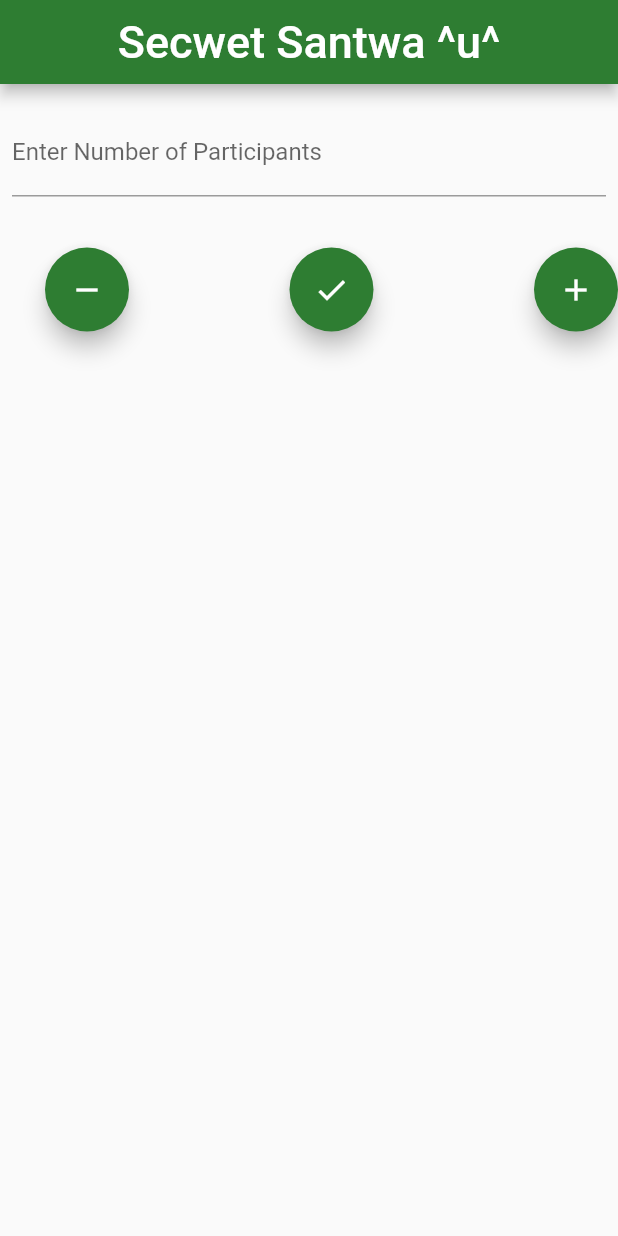
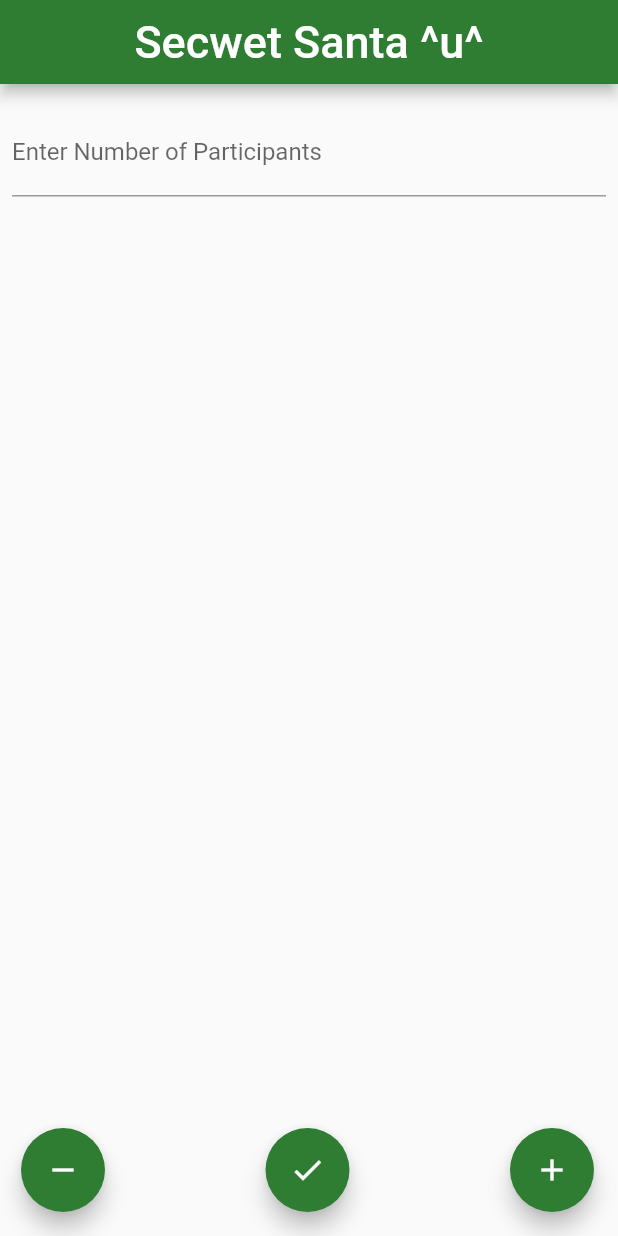
Before and after one commit to Wonton-Jon/Secret-Santa, a Flutter app: the screen it shows after launch, on a phone screen of 412 x 824 dp. Run offline on Flutter 3.47's test engine with Material 2 defaults, Android fonts, the phone set to English and light mode, and no system bars; missing offline and left inert: flutter_email_sender.

Commit message:
fixed placement of buttons on ui

```diff
--- a/secret_santa/lib/main.dart
+++ b/secret_santa/lib/main.dart
@@ -3,7 +3,6 @@ import 'package:secret_santa/ErrorCheck.dart';
 import 'package:secret_santa/Randomize.dart';
 import 'UserData.dart';
 import 'Email.dart';
-
 
 List<UserData> participantList = [];
 Color? themeColor = Colors.green[800];
@@ -23,7 +22,7 @@ class MyApp extends StatelessWidget {
       theme: ThemeData(
         primaryColor: themeColor,
       ),
-      home: const MyHomePage(title: 'Secwet Santwa ^u^'),
+      home: const MyHomePage(title: 'Secwet Santa ^u^'),
     );
   }
 }
@@ -155,7 +154,14 @@ class _MyHomePageState extends State<MyHomePage> {
                       },
                       shrinkWrap: true,
                     ),
-              Padding(
+            ],
+          ),
+        ),
+      ),
+      //========================================================================
+      // Placement for the increment and decrement buttons
+      //========================================================================
+      floatingActionButton: Padding(
         padding: EdgeInsets.only(left: 30),
         child: Row(
           crossAxisAlignment: CrossAxisAlignment.end,
@@ -167,16 +173,10 @@ class _MyHomePageState extends State<MyHomePage> {
             getIncrementButton()
           ],
         ),
-              )
-            ],
       ),
-        ),
-      ),
-      //========================================================================
-      // Placement for the increment and decrement buttons
-      //========================================================================
     );
   }
+
   //============================================================================
   // METHOD CALLS FOR UI COMPONENTS
   //============================================================================
@@ -193,20 +193,17 @@ class _MyHomePageState extends State<MyHomePage> {
           //Set the state of the values to reload the widgets
           setState(() {
             //Get the number of participants and error check the value entered
-                numParticipants =
-                    _participantCountController.text.trim();
+            numParticipants = _participantCountController.text.trim();
             errorCode = checkInt(numParticipants.toString());
           });
 
           //If the errorcode shows the value entered is valid,
           //Then get the number of participants and increment it
           //Create the list of participants
-              if (int.tryParse(numParticipants.toString().trim()) !=
-                  null) {
+          if (int.tryParse(numParticipants.toString().trim()) != null) {
             participants = int.parse(numParticipants.toString());
             participants++;
-                _participantCountController.text =
-                    participants.toString();
+            _participantCountController.text = participants.toString();
             createNewParticipantList();
           } //end if
         });
@@ -222,11 +219,9 @@ class _MyHomePageState extends State<MyHomePage> {
         heroTag: 'RandomizeButton',
         onPressed: () {
           //Set the state of the values to reload the widgets
-              errorCode =
-                  checkInt(_participantCountController.text.trim());
+          errorCode = checkInt(_participantCountController.text.trim());
 
-              if (errorCode == ERROR_CODE.VALID)
-                showAlertDialog(context);
+          if (errorCode == ERROR_CODE.VALID) showAlertDialog(context);
         });
   }
 
@@ -242,8 +237,7 @@ class _MyHomePageState extends State<MyHomePage> {
           //Set the state of the values to reload the widgets
           setState(() {
             //Get the number of participants and error check the value entered
-          numParticipants =
-              _participantCountController.text.trim();
+            numParticipants = _participantCountController.text.trim();
             errorCode = checkInt(numParticipants.toString());
           }); //If the error code is valid, then increment the number of participants
 
@@ -253,8 +247,7 @@ class _MyHomePageState extends State<MyHomePage> {
           if (int.tryParse(numParticipants.toString()) != null) {
             participants = int.parse(numParticipants.toString());
             participants--;
-          _participantCountController.text =
-              participants.toString();
+            _participantCountController.text = participants.toString();
             createNewParticipantList();
           } //end if
         });
```
Lines whose indentation alone changed are shown as unchanged.
